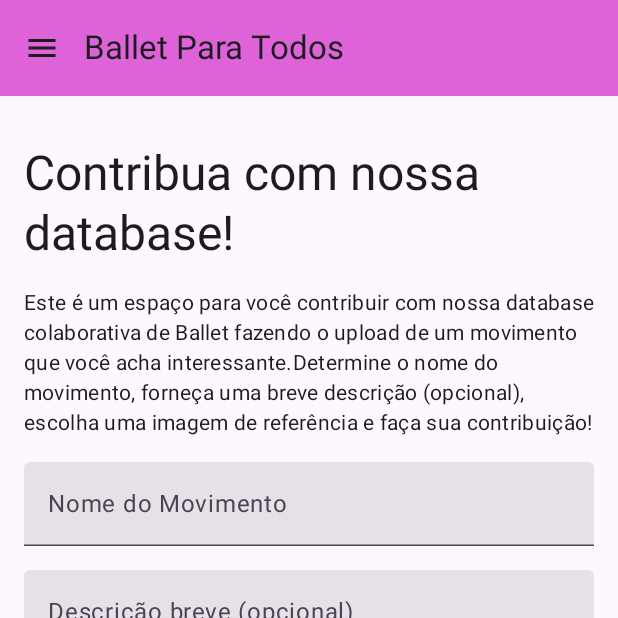
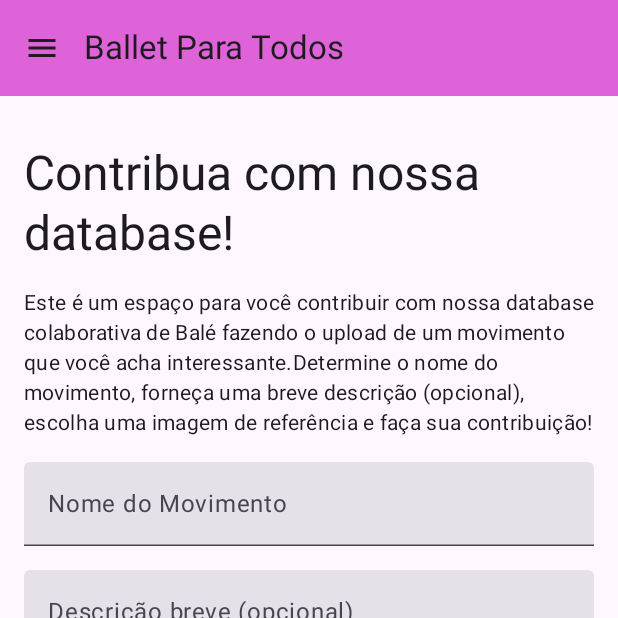
Before and after one commit to raphaelfq/dancing-app, an Android app built with Jetpack Compose: the UploadMovementScreen screen opened through its navigation route, on a phone screen of 412 x 824 dp, the top half of it. Run offline under Robolectric (Android 15) with nearby library versions, the phone set to English and light mode, and no system bars; our stand-ins replace Firebase (no records; nobody signed in at launch, a user with empty details on screens opened directly); pictures from the network do not load.

Commit message:
something happened here

```diff
--- a/app/src/main/java/com/example/dancingwikiapp/NavDrawerScreen.kt
+++ b/app/src/main/java/com/example/dancingwikiapp/NavDrawerScreen.kt
@@ -9,6 +9,7 @@ import androidx.compose.material.icons.filled.Info
 import androidx.compose.material.icons.filled.MailOutline
 import androidx.compose.material.icons.filled.Menu
 import androidx.compose.material.icons.outlined.Info
+import androidx.compose.material.icons.outlined.MailOutline
 import androidx.compose.material3.DrawerValue
 import androidx.compose.material3.ExperimentalMaterial3Api
 import androidx.compose.material3.Icon
@@ -65,7 +66,7 @@ fun MainScreen() {
         NavigationItem(
             title = "Upload",
             selectedIcon = Icons.Filled.MailOutline,
-            unselectedIcon = Icons.Outlined.Info
+            unselectedIcon = Icons.Outlined.MailOutline
         )
 
     )
--- a/app/src/main/java/com/example/dancingwikiapp/UploadMovementScreen.kt
+++ b/app/src/main/java/com/example/dancingwikiapp/UploadMovementScreen.kt
@@ -5,6 +5,8 @@ import androidx.activity.compose.rememberLauncherForActivityResult
 import androidx.activity.result.contract.ActivityResultContracts
 import androidx.compose.foundation.Image
 import androidx.compose.foundation.layout.*
+import androidx.compose.foundation.rememberScrollState
+import androidx.compose.foundation.verticalScroll
 import androidx.compose.material3.*
 import androidx.compose.runtime.*
 import androidx.compose.ui.Modifier
@@ -23,6 +25,7 @@ fun UploadMovementScreen() {
     var isUploading by remember { mutableStateOf(false) }
     var uploadResult by remember { mutableStateOf<String?>(null) }
     var imageUrl by remember { mutableStateOf<String?>(null) }
+    val scrollState = rememberScrollState()
 
     // Image picker launcher
     val imagePickerLauncher = rememberLauncherForActivityResult(
@@ -36,6 +39,7 @@ fun UploadMovementScreen() {
         modifier = Modifier
             .fillMaxSize()
             .padding(16.dp)
+            .verticalScroll(scrollState)
     ) {
         Spacer(modifier = Modifier.height(16.dp))
         Spacer(modifier = Modifier.height(32.dp))
@@ -46,7 +50,7 @@ fun UploadMovementScreen() {
             modifier = Modifier.padding(bottom = 16.dp)
         )
         Text(
-            text = "Este é um espaço para você contribuir com nossa database colaborativa de Ballet fazendo o upload de um movimento que você acha interessante." +
+            text = "Este é um espaço para você contribuir com nossa database colaborativa de Balé fazendo o upload de um movimento que você acha interessante." +
                     "Determine o nome do movimento, forneça uma breve descrição (opcional), escolha uma imagem de referência e faça sua contribuição!",
             style = MaterialTheme.typography.bodyMedium,
             modifier = Modifier.padding(bottom = 16.dp)
```
